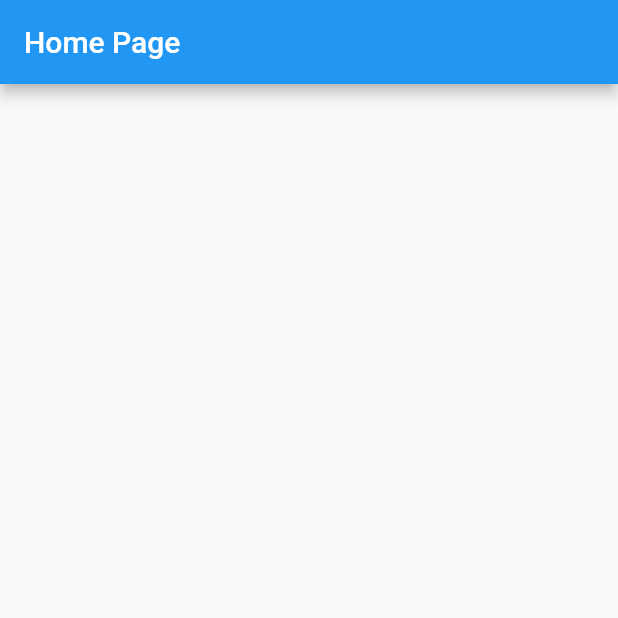
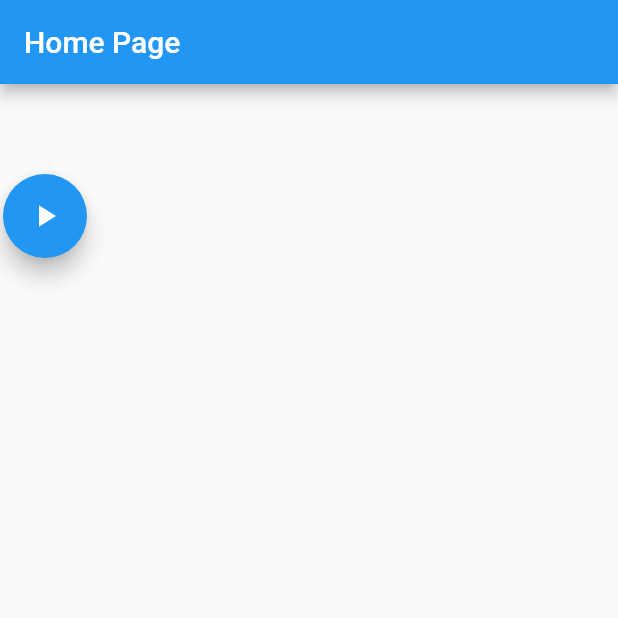
Before and after one commit to lohanidamodar/flutter_animation_experiments, a Flutter app: the screen it shows after launch, on a phone screen of 412 x 824 dp, the top half of it. Run offline on Flutter 3.47's test engine with Material 2 defaults, Android fonts, the phone set to English and light mode, and no system bars.

Commit message:
simple compound animation   - scale and all

```diff
--- a/lib/home.dart
+++ b/lib/home.dart
@@ -1,6 +1,23 @@
 import 'package:flutter/material.dart';
+import 'dart:math' as math;
 
-class HomePage extends StatelessWidget {
+class HomePage extends StatefulWidget {
+  @override
+  _HomePageState createState() => _HomePageState();
+}
+
+class _HomePageState extends State<HomePage> with TickerProviderStateMixin {
+  AnimationController _controller;
+
+  @override
+  void initState() {
+    super.initState();
+    _controller=AnimationController(
+      vsync: this,
+      duration: Duration(milliseconds: 200)
+    );
+  }
+
   @override
   Widget build(BuildContext context){
     return Scaffold(
@@ -10,7 +27,35 @@ class HomePage extends StatelessWidget {
       body: SingleChildScrollView(
         child: Column(
           children: <Widget>[
-
+            ScaleTransition(
+              scale: CurvedAnimation(
+                curve: Interval(0.0, 1.0, curve: Curves.easeOut),
+                parent: _controller
+              ),
+              child: Container(
+                width: 60,
+                height: 60,
+                color: Colors.red,
+              ),
+            ),
+            FloatingActionButton(
+              child: AnimatedBuilder(
+                animation: _controller,
+                builder: (BuildContext context, Widget child) {
+                  return Transform(
+                    alignment: FractionalOffset.center,
+                    transform: Matrix4.rotationZ(_controller.value * .5 * math.pi),
+                    child: Icon(_controller.isDismissed ? Icons.play_arrow : Icons.close)
+                  );
+                },
+              ),
+              onPressed: (){
+                if(_controller.isDismissed)
+                  _controller.forward();
+                else
+                  _controller.reverse();
+              },
+            )
           ],
         ),
       ),
```
